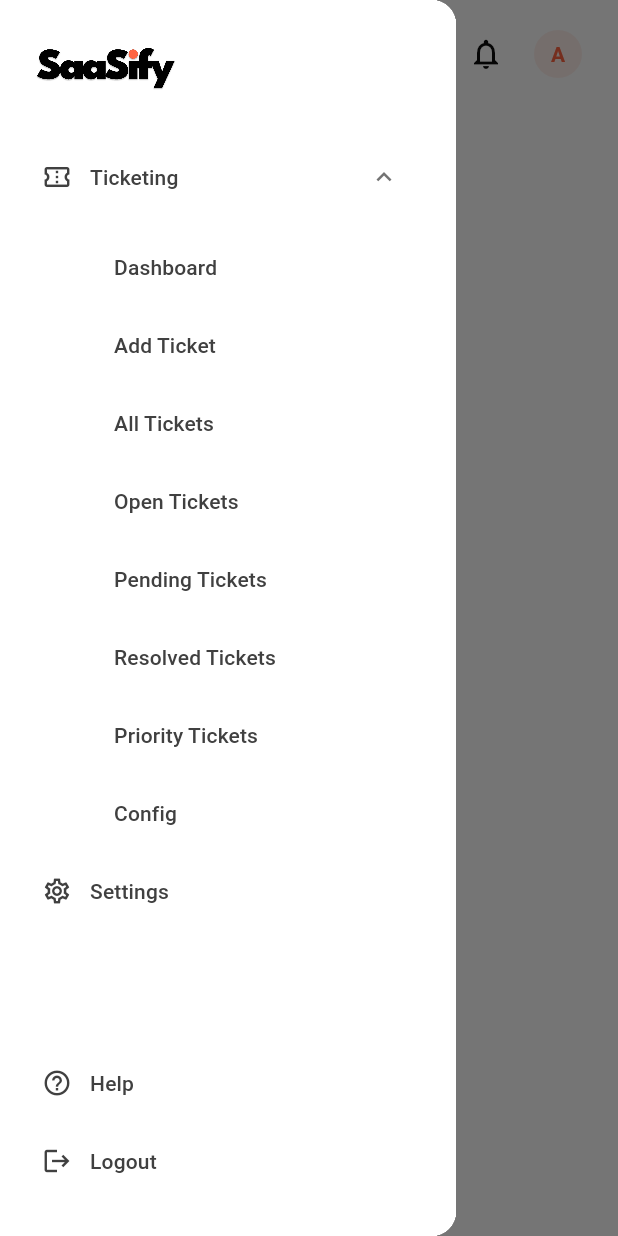
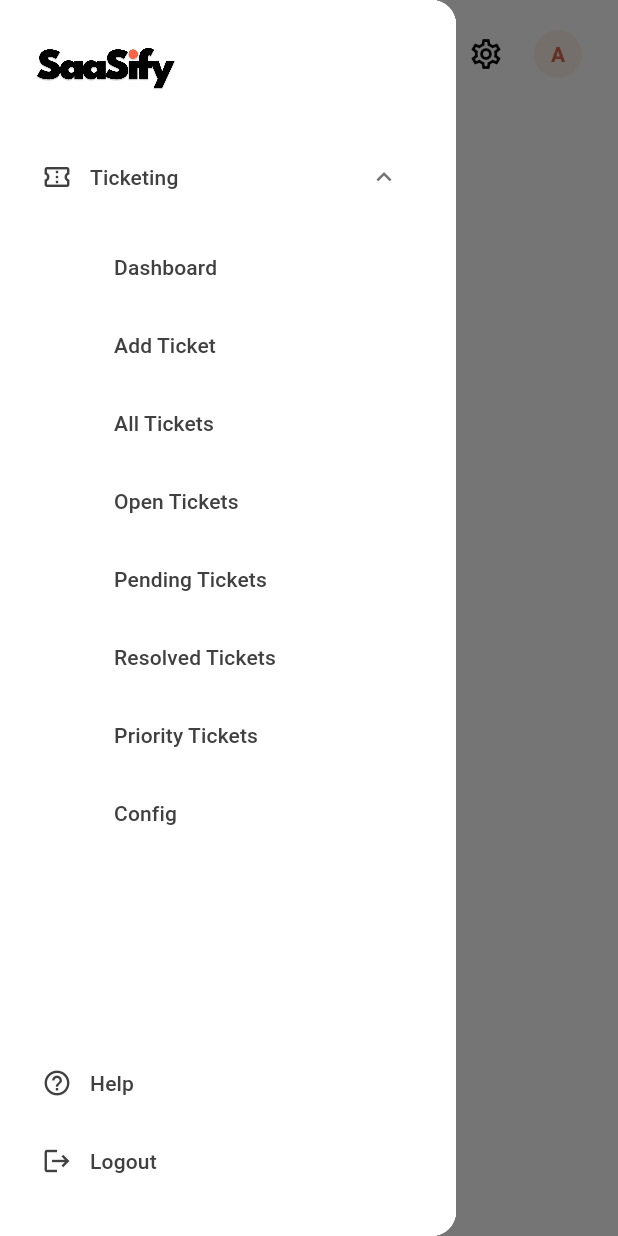
Before and after one commit to sayge-code-hub/saasify, a Flutter app: the ShellPage screen opened directly with empty values, with the side drawer open, on a phone screen of 412 x 824 dp. Run offline on Flutter 3.47's test engine with Material 3 defaults, Android fonts, the phone set to English and light mode, and no system bars; our stand-ins replace equatable, flutter_bloc, go_router; Roboto replaces fonts that are missing (Fraunces, Source Sans 3).

Commit message:
Soften coral accent and move Settings to header
Use a gradient nav pill with white labels, lighter list selection,
and a softer orange palette; Settings is header-only now.

Co-authored-by: adityaarana <adityaarana@outlook.com>

```diff
--- a/lib/core/theme/app_colors.dart
+++ b/lib/core/theme/app_colors.dart
@@ -1,7 +1,7 @@
 import 'package:flutter/material.dart';
 
 /// Semantic color tokens for Saasify. Prefer [ThemeData.colorScheme] in UI.
-/// Palette: pure white · black · orange.
+/// Palette: pure white · black · soft coral orange.
 abstract final class AppColors {
   static const Color canvas = Color(0xFFFFFFFF);
   static const Color canvasTint = Color(0xFFFFFFFF);
@@ -11,11 +11,22 @@ abstract final class AppColors {
   static const Color ink = Color(0xFF0A0A0A);
   static const Color inkSecondary = Color(0xFF404040);
   static const Color inkTertiary = Color(0xFF737373);
-  static const Color border = Color(0xFFE5E5E5);
+  static const Color border = Color(0xFFE8E8E8);
 
-  static const Color accent = Color(0xFFFF6542);
-  static const Color accentHover = Color(0xFFE85A3A);
-  static const Color accentMuted = Color(0xFFFFF0EC);
+  /// Soft coral — easier on the eyes than a neon orange.
+  static const Color accent = Color(0xFFE87A5C);
+  static const Color accentHover = Color(0xFFD66A4E);
+  static const Color accentDeep = Color(0xFFD45F42);
+  static const Color accentLight = Color(0xFFFFB39A);
+  static const Color accentMuted = Color(0xFFFFF1EC);
+  static const Color accentSoft = Color(0xFFFFF8F5);
+
+  static const LinearGradient accentGradient = LinearGradient(
+    begin: Alignment.topLeft,
+    end: Alignment.bottomRight,
+    colors: [Color(0xFFFFB39A), Color(0xFFE87A5C), Color(0xFFD45F42)],
+    stops: [0.0, 0.55, 1.0],
+  );
 
   static const Color danger = Color(0xFFB42318);
   static const Color dangerMuted = Color(0xFFFEE4E2);
--- a/lib/features/overview/presentation/pages/overview_page.dart
+++ b/lib/features/overview/presentation/pages/overview_page.dart
@@ -127,7 +127,7 @@ List<_Slice> _statusSlices(List<Ticket> tickets) {
     _Slice(
       label: 'Pending',
       count: count(TicketStatus.pending),
-      color: const Color(0xFFFFB08A),
+      color: AppColors.accentLight,
       route: '/ticketing/pending',
     ),
     _Slice(
@@ -161,7 +161,7 @@ List<_Slice> _prioritySlices(List<Ticket> tickets) {
     _Slice(
       label: 'Medium',
       count: count(TicketPriority.medium),
-      color: const Color(0xFFFFB08A),
+      color: AppColors.accentLight,
     ),
     _Slice(
       label: 'Low',
--- a/lib/features/shell/domain/app_modules.dart
+++ b/lib/features/shell/domain/app_modules.dart
@@ -92,15 +92,7 @@ abstract final class AppModules {
     ],
   );
 
-  static const settings = NavModule(
-    id: 'settings',
-    label: 'Settings',
-    icon: Icons.settings_outlined,
-    selectedIcon: Icons.settings,
-    location: '/settings',
-  );
-
-  static const List<NavModule> all = [ticketing, settings];
+  static const List<NavModule> all = [ticketing];
 
   static bool isLocationActive(String currentPath, String location) {
     if (currentPath == location) return true;
--- a/lib/features/shell/presentation/widgets/dashboard_header.dart
+++ b/lib/features/shell/presentation/widgets/dashboard_header.dart
@@ -1,5 +1,6 @@
 import 'package:flutter/material.dart';
 import 'package:flutter_bloc/flutter_bloc.dart';
+import 'package:go_router/go_router.dart';
 
 import 'package:saasify/core/theme/app_colors.dart';
 import 'package:saasify/core/theme/app_spacing.dart';
@@ -23,6 +24,7 @@ class DashboardHeader extends StatelessWidget {
   @override
   Widget build(BuildContext context) {
     final theme = Theme.of(context);
+    final onSettings = GoRouterState.of(context).uri.path == '/settings';
 
     return Material(
       color: AppColors.surface,
@@ -62,6 +64,15 @@ class DashboardHeader extends StatelessWidget {
                   color: AppColors.ink,
                 ),
               ),
+              IconButton(
+                key: const ValueKey('header-settings'),
+                tooltip: 'Settings',
+                onPressed: () => context.go('/settings'),
+                icon: Icon(
+                  onSettings ? Icons.settings : Icons.settings_outlined,
+                  color: onSettings ? AppColors.accent : AppColors.ink,
+                ),
+              ),
               const SizedBox(width: AppSpacing.xs),
               PopupMenuButton<_HeaderAction>(
                 tooltip: 'Account',
@@ -81,13 +92,13 @@ class DashboardHeader extends StatelessWidget {
                     CircleAvatar(
                       radius: 16,
                       backgroundColor: AppColors.accentMuted,
-                      foregroundColor: AppColors.accent,
+                      foregroundColor: AppColors.accentHover,
                       child: Text(
                         (userName != null && userName!.isNotEmpty)
                             ? userName![0].toUpperCase()
                             : 'A',
                         style: theme.textTheme.labelLarge?.copyWith(
-                          color: AppColors.accent,
+                          color: AppColors.accentHover,
                           fontWeight: FontWeight.w700,
                         ),
                       ),
--- a/lib/features/shell/presentation/widgets/module_sidebar.dart
+++ b/lib/features/shell/presentation/widgets/module_sidebar.dart
@@ -206,19 +206,25 @@ class _NavTile extends StatelessWidget {
   @override
   Widget build(BuildContext context) {
     final theme = Theme.of(context);
-    // Maglo-style: solid orange pill, black label when active.
-    final foreground = active ? AppColors.ink : AppColors.inkSecondary;
-    final background = active ? AppColors.accent : Colors.transparent;
+    final foreground = active ? Colors.white : AppColors.inkSecondary;
 
     return Padding(
       padding: const EdgeInsets.symmetric(vertical: 2),
+      child: DecoratedBox(
+        decoration: BoxDecoration(
+          gradient: active ? AppColors.accentGradient : null,
+          color: active ? null : Colors.transparent,
+          borderRadius: BorderRadius.circular(AppSpacing.radiusMd),
+        ),
         child: Material(
-        color: background,
+          color: Colors.transparent,
           borderRadius: BorderRadius.circular(AppSpacing.radiusMd),
           child: InkWell(
             onTap: onTap,
             borderRadius: BorderRadius.circular(AppSpacing.radiusMd),
             mouseCursor: SystemMouseCursors.click,
+            splashColor: Colors.white24,
+            highlightColor: Colors.white10,
             child: ConstrainedBox(
               constraints: const BoxConstraints(minHeight: 48),
               child: Padding(
@@ -250,6 +256,7 @@ class _NavTile extends StatelessWidget {
             ),
           ),
         ),
+      ),
     );
   }
 }
```
Also changed, not shown: lib/core/theme/app_theme.dart (+11 -0 lines), lib/features/ticketing/presentation/widgets/ticket_list_items.dart (+4 -4 lines), 2 other files. Lines whose indentation alone changed are shown as unchanged.
